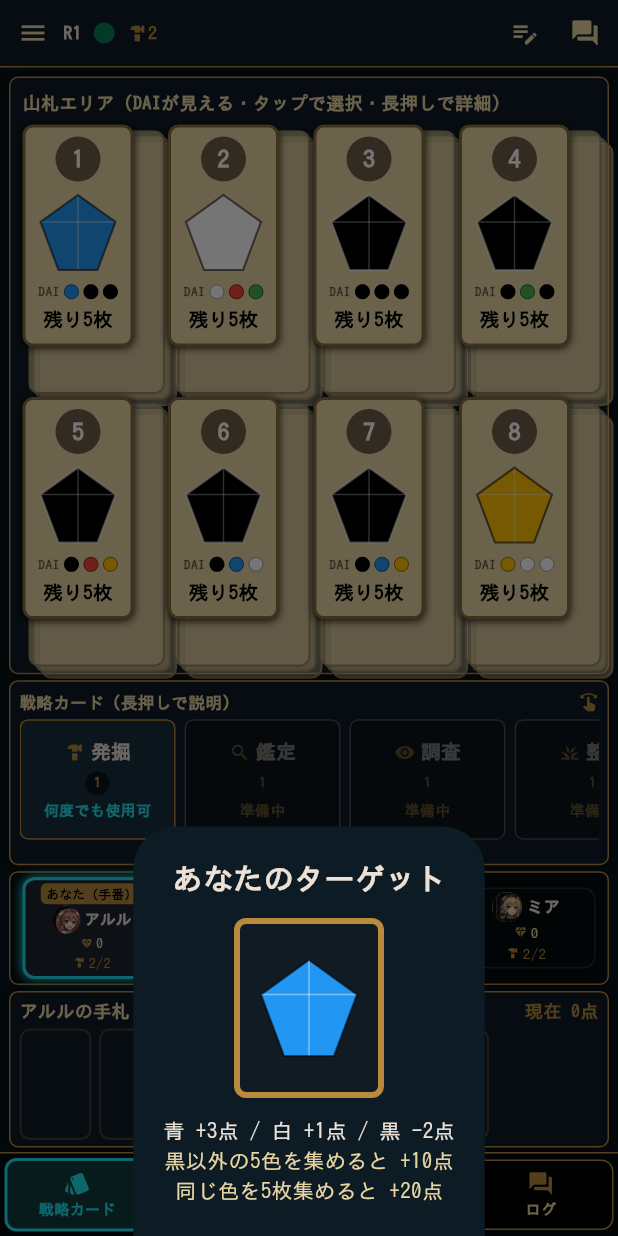
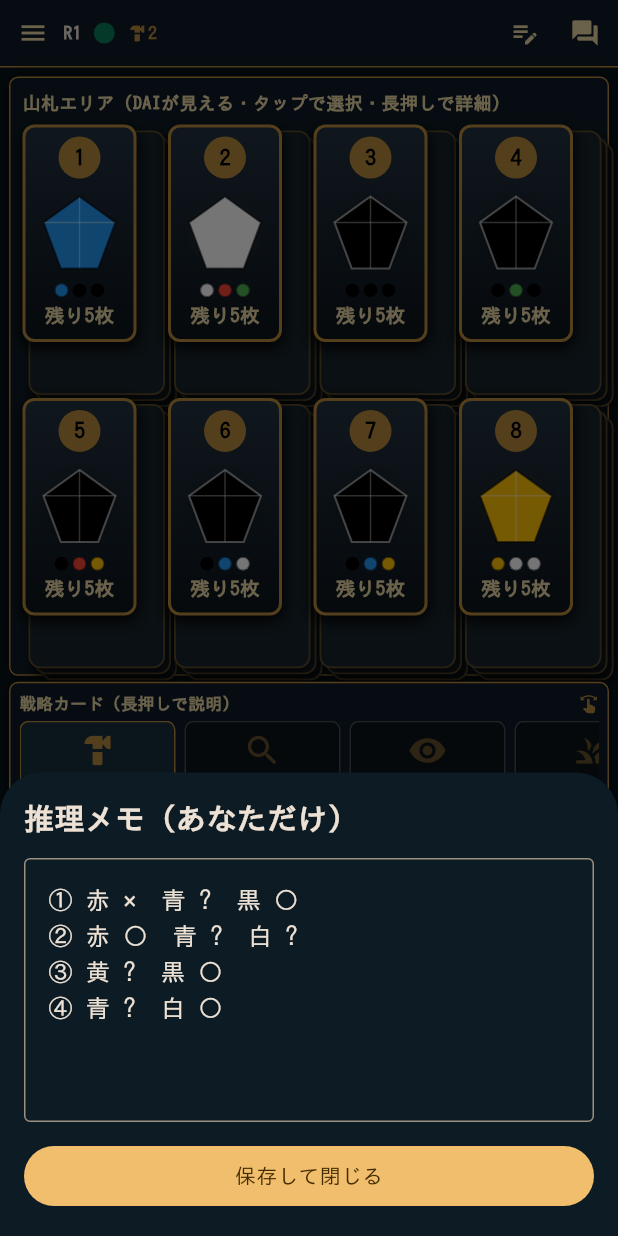
Before and after one commit to perusonao/fakedigger, a Flutter app: the screen it shows after launch, item 2 of the bottom bar chosen, on a phone screen of 412 x 824 dp. Run offline on Flutter 3.47's test engine with Material 3 defaults, Android fonts, the phone set to English and light mode, and no system bars; our stand-ins replace flutter_riverpod, go_router.

Commit message:
山札を「本物のカード」らしく、演出とバー整理をブラッシュアップ
- 山札カードを情報パネル風から、暗いグラデーション背景・宝石まわりの
  グロー・強めのドロップシャドウを持つ「本物のカードらしい」見た目に刷新
  （DAIラベルの文字は簡潔さのため削除し色ドットのみに）
- 発掘した宝石が山札から手札へ飛ぶアニメーション演出を追加
  （自分・CPU双方の発掘で発火、Overlay+TweenAnimationBuilderで実装）
- 戦略カードのアイコンを拡大し、使用状態の文言表示は削除して枠線の色と
  不透明度のみで示す（状態はSemanticsラベルでアクセシビリティを維持）
- プレイヤーのアバターを少し拡大
- 下部ナビゲーションから常時表示と重複する「戦略カード」項目を削除し、
  ターゲット／推理メモ／ログ／メニューの4項目に整理

```diff
--- a/lib/main.dart
+++ b/lib/main.dart
@@ -39,6 +39,69 @@ final scaffoldMessengerKey = GlobalKey<ScaffoldMessengerState>();
 
 /// プレイヤー一覧の先頭（index 0）が、このデバイスを操作する「自分」。
 bool isSelf(int index) => index == 0;
+
+/// 発掘演出（山札→手札へ飛ぶアニメーション）で位置を取得するための
+/// 山札カードごとのキー。山札の数は対局中変わらないため使い回す。
+final _deckCardKeys = <int, GlobalKey>{};
+GlobalKey deckCardKey(int index) =>
+    _deckCardKeys.putIfAbsent(index, () => GlobalKey());
+
+/// 同じ演出のための、自分の手札エリア（着地点）の位置を取得するキー。
+final handAreaGlobalKey = GlobalKey();
+
+/// 発掘した宝石が山札から手札エリアへ飛ぶ演出。位置が取得できない
+/// （まだ描画されていない等）場合は何もしない。
+void flyCardToHand(
+  BuildContext context, {
+  required int deckIndex,
+  required Gem gem,
+}) {
+  final overlay = Overlay.maybeOf(context, rootOverlay: true);
+  final startBox =
+      deckCardKey(deckIndex).currentContext?.findRenderObject() as RenderBox?;
+  final endBox =
+      handAreaGlobalKey.currentContext?.findRenderObject() as RenderBox?;
+  if (overlay == null || startBox == null || endBox == null) return;
+  final overlayBox = overlay.context.findRenderObject()! as RenderBox;
+  final start = startBox.localToGlobal(
+    startBox.size.center(Offset.zero),
+    ancestor: overlayBox,
+  );
+  final end = endBox.localToGlobal(
+    Offset(endBox.size.width / 2, endBox.size.height / 2),
+    ancestor: overlayBox,
+  );
+
+  late final OverlayEntry entry;
+  entry = OverlayEntry(
+    // OverlayのStackに正しく位置指定させるため、PositionedはStackの
+    // 直接の子として返す必要がある（TweenAnimationBuilder自体は
+    // RenderObjectWidgetでなく透過的なので、その内側で組み立ててよい）。
+    builder: (_) => TweenAnimationBuilder<double>(
+      tween: Tween(begin: 0, end: 1),
+      duration: const Duration(milliseconds: 420),
+      curve: Curves.easeInOut,
+      onEnd: () => entry.remove(),
+      builder: (_, t, __) {
+        final pos = Offset.lerp(start, end, t)!;
+        return Positioned(
+          left: pos.dx - 16,
+          top: pos.dy - 16,
+          child: IgnorePointer(
+            child: Opacity(
+              opacity: 1 - t * 0.2,
+              child: Transform.scale(
+                scale: 1 - 0.35 * t,
+                child: GemIcon(gem: gem, size: 32),
+              ),
+            ),
+          ),
+        );
+      },
+    ),
+  );
+  overlay.insert(entry);
+}
 
 /// プレイヤーの立ち絵（画像があれば画像、なければ文字）を丸く表示する。
 Widget playerAvatar(PlayerState p, double radius) => CircleAvatar(
@@ -136,6 +199,8 @@ class _GameScreenState extends ConsumerState<GameScreen> {
 
     final name = state.players[player].name;
     controller.dig(deckIndex);
+    final drawnGem = ref.read(gameProvider).players[player].hand.last.gem;
+    if (mounted) flyCardToHand(context, deckIndex: deckIndex, gem: drawnGem);
     scaffoldMessengerKey.currentState?.showSnackBar(
       SnackBar(
         duration: const Duration(milliseconds: 1400),
@@ -240,16 +305,16 @@ class Dashboard extends StatelessWidget {
               padding: const EdgeInsets.fromLTRB(6, 6, 6, 3),
               child: Column(
                 crossAxisAlignment: CrossAxisAlignment.stretch,
-                children: const [
+                children: [
                   // 山札を主役として画面の約6割を割り当てる
                   // （山札:戦略:プレイヤー:手札 ≒ 420:130:80:110）。
-                  Expanded(flex: 42, child: DeckArea()),
-                  SizedBox(height: 4),
-                  Expanded(flex: 13, child: StrategyArea()),
-                  SizedBox(height: 4),
-                  Expanded(flex: 8, child: PlayerArea()),
-                  SizedBox(height: 4),
-                  Expanded(flex: 11, child: HandArea()),
+                  const Expanded(flex: 42, child: DeckArea()),
+                  const SizedBox(height: 4),
+                  const Expanded(flex: 13, child: StrategyArea()),
+                  const SizedBox(height: 4),
+                  const Expanded(flex: 8, child: PlayerArea()),
+                  const SizedBox(height: 4),
+                  Expanded(flex: 11, child: HandArea(key: handAreaGlobalKey)),
                 ],
               ),
             ),
@@ -436,13 +501,14 @@ class _DeckCardState extends ConsumerState<DeckCard> {
       selected: selected,
       label: '山札${index + 1}、${deck.count}枚',
       child: GestureDetector(
+        key: deckCardKey(index),
         onLongPressStart: (_) => _setLifted(true),
         onLongPress: () => showDeckDetailDialog(context, ref, index),
         onLongPressEnd: (_) => _setLifted(false),
         onLongPressCancel: () => _setLifted(false),
         child: InkWell(
           onTap: enabled ? () => onDeckTap(context, ref, index) : null,
-          borderRadius: BorderRadius.circular(8),
+          borderRadius: BorderRadius.circular(9),
           child: AnimatedScale(
             scale: _lifted ? 1.08 : 1.0,
             duration: const Duration(milliseconds: 120),
@@ -450,7 +516,7 @@ class _DeckCardState extends ConsumerState<DeckCard> {
             child: Stack(
               clipBehavior: Clip.none,
               children: [
-                // 背面に3枚重ねて、山札らしい厚みを出す。
+                // 背面に3枚重ねて、影を付けた本物のカード束のような厚みを出す。
                 if (!deck.isEmpty)
                   for (var i = 3; i >= 1; i--)
                     Positioned(
@@ -460,10 +526,20 @@ class _DeckCardState extends ConsumerState<DeckCard> {
                       bottom: -i * 4.0,
                       child: DecoratedBox(
                         decoration: BoxDecoration(
-                          color: kBeige.withValues(alpha: 0.75 - i * 0.1),
-                          borderRadius: BorderRadius.circular(7),
+                          color: Color.alphaBlend(
+                            Colors.black.withValues(alpha: i * 0.2),
+                            const Color(0xff1c2b35),
+                          ),
+                          borderRadius: BorderRadius.circular(8),
                           border: Border.all(
-                              color: const Color(0xff9a8a63), width: 1.4),
+                              color: const Color(0xff5a4a2a), width: 1.2),
+                          boxShadow: const [
+                            BoxShadow(
+                              color: Colors.black54,
+                              blurRadius: 5,
+                              offset: Offset(1, 3),
+                            ),
+                          ],
                         ),
                       ),
                     ),
@@ -472,23 +548,28 @@ class _DeckCardState extends ConsumerState<DeckCard> {
                   padding:
                       const EdgeInsets.symmetric(horizontal: 6, vertical: 6),
                   decoration: BoxDecoration(
-                    color: deck.isEmpty ? const Color(0xffcfc6ac) : kBeige,
-                    borderRadius: BorderRadius.circular(7),
+                    gradient: deck.isEmpty
+                        ? null
+                        : const LinearGradient(
+                            begin: Alignment.topCenter,
+                            end: Alignment.bottomCenter,
+                            colors: [Color(0xff223140), Color(0xff0c141a)],
+                          ),
+                    color: deck.isEmpty ? const Color(0xff2a2f33) : null,
+                    borderRadius: BorderRadius.circular(8),
                     border: Border.all(
                       color: selected
                           ? kSelected
-                          : (enabled
-                              ? const Color(0xff8a6d3c)
-                              : Colors.black26),
+                          : (enabled ? kGold : Colors.white24),
                       width: selected ? 3 : 2,
                     ),
                     boxShadow: selected
-                        ? const [BoxShadow(color: kSelected, blurRadius: 12)]
+                        ? const [BoxShadow(color: kSelected, blurRadius: 14)]
                         : [
                             BoxShadow(
-                              color: Colors.black87,
-                              blurRadius: _lifted ? 10 : 4,
-                              offset: Offset(0, _lifted ? 4 : 1),
+                              color: Colors.black,
+                              blurRadius: _lifted ? 16 : 8,
+                              offset: Offset(0, _lifted ? 6 : 3),
                             ),
                           ],
                   ),
@@ -500,57 +581,57 @@ class _DeckCardState extends ConsumerState<DeckCard> {
                       mainAxisSize: MainAxisSize.min,
                       children: [
                         CircleAvatar(
-                          radius: 15,
-                          backgroundColor: const Color(0xff6a5e49),
+                          radius: 14,
+                          backgroundColor: kGold,
                           child: Text(
                             '${index + 1}',
                             style: const TextStyle(
-                                color: Colors.white,
-                                fontSize: 16,
+                                color: Colors.black,
+                                fontSize: 15,
                                 fontWeight: FontWeight.bold),
                           ),
                         ),
-                        const SizedBox(height: 5),
+                        const SizedBox(height: 6),
                         SizedBox(
-                          width: 58,
-                          height: 58,
+                          width: 60,
+                          height: 60,
                           child: Center(
                             child: deck.isEmpty
                                 ? const Icon(Icons.remove_circle_outline,
-                                    color: Colors.black26, size: 40)
-                                : GemIcon(gem: deck.top, size: 50),
+                                    color: Colors.white24, size: 40)
+                                : DecoratedBox(
+                                    decoration: BoxDecoration(
+                                      shape: BoxShape.circle,
+                                      gradient: RadialGradient(
+                                        colors: [
+                                          deck.top.color
+                                              .withValues(alpha: 0.35),
+                                          Colors.transparent,
+                                        ],
+                                      ),
+                                    ),
+                                    child: Center(
+                                      child: GemIcon(gem: deck.top, size: 48),
+                                    ),
+                                  ),
                           ),
                         ),
                         if (!deck.isEmpty) ...[
                           const SizedBox(height: 4),
-                          Row(
-                            mainAxisSize: MainAxisSize.min,
-                            children: [
-                              const Text(
-                                'DAI',
-                                style: TextStyle(
-                                  color: Colors.black54,
-                                  fontSize: 9,
-                                  fontWeight: FontWeight.bold,
-                                ),
-                              ),
-                              const SizedBox(width: 3),
                           Wrap(
                             spacing: 3,
                             alignment: WrapAlignment.center,
                             children: [
                               for (final g in hints)
                                 Container(
-                                      width: 10,
-                                      height: 10,
+                                  width: 9,
+                                  height: 9,
                                   decoration: BoxDecoration(
                                     color: g.color,
                                     shape: BoxShape.circle,
                                     border: Border.all(
-                                            color: Colors.black45, width: 0.6),
-                                      ),
-                                    ),
-                                ],
+                                        color: Colors.black54, width: 0.6),
+                                  ),
                                 ),
                             ],
                           ),
@@ -559,7 +640,7 @@ class _DeckCardState extends ConsumerState<DeckCard> {
                         Text(
                           '残り${deck.count}枚',
                           style: const TextStyle(
-                            color: Colors.black,
+                            color: kBeige,
                             fontWeight: FontWeight.bold,
                             fontSize: 13,
                           ),
@@ -690,6 +771,7 @@ Future<void> confirmAndDig(
   ref.read(selectedActionProvider.notifier).state = null;
 
   final card = ref.read(gameProvider).players[0].hand.last;
+  if (context.mounted) flyCardToHand(context, deckIndex: index, gem: card.gem);
   scaffoldMessengerKey.currentState?.showSnackBar(
     SnackBar(
       duration: const Duration(milliseconds: 1400),
@@ -887,16 +969,11 @@ class ActionCard extends ConsumerWidget {
       ActionState.insufficientWorkers => notMyTurn ? '手番ではありません' : 'ワーカー不足',
       ActionState.usable || ActionState.selected => '何度でも使用可',
     };
-    final captionColor = switch (actionState) {
-      ActionState.comingSoon => kGold,
-      ActionState.used || ActionState.insufficientWorkers => Colors.white54,
-      ActionState.usable || ActionState.selected => kSelected,
-    };
-
     return Semantics(
       button: true,
       enabled: tappable,
       selected: actionState == ActionState.selected,
+      label: '${data.title}、コスト${data.cost}、$caption',
       child: GestureDetector(
         onLongPress: () => showActionDetailDialog(context, data),
         child: InkWell(
@@ -940,8 +1017,9 @@ class ActionCard extends ConsumerWidget {
                 ActionState.used || ActionState.insufficientWorkers => 0.6,
                 ActionState.usable || ActionState.selected => 1,
               },
-              // ゲーム中はアイコン・カード名・コスト・使用状態だけで十分。
-              // 説明文と挿絵はshowActionDetailDialog（長押し）に譲り、
+              // ゲーム中は大きいアイコン・カード名・コストだけで十分。
+              // 使用可否は枠線の色と不透明度で示し、説明文・挿絵・状態文言は
+              // showActionDetailDialog（長押し）とSemanticsラベルに譲って
               // カードの高さを大きく抑える。狭い画面でも収まるよう
               // FittedBoxで包む（Expandedは使わない）。
               child: FittedBox(
@@ -950,19 +1028,14 @@ class ActionCard extends ConsumerWidget {
                   mainAxisSize: MainAxisSize.min,
                   mainAxisAlignment: MainAxisAlignment.center,
                   children: [
-                    Row(
-                      mainAxisSize: MainAxisSize.min,
-                      children: [
-                        Icon(data.icon, size: 14, color: kGold),
-                        const SizedBox(width: 4),
+                    Icon(data.icon, size: 26, color: kGold),
+                    const SizedBox(height: 3),
                     Text(
                       data.title,
                       maxLines: 1,
                       overflow: TextOverflow.ellipsis,
                       style: const TextStyle(
                           fontSize: 13, fontWeight: FontWeight.bold),
-                        ),
-                      ],
                     ),
                     const SizedBox(height: 3),
                     CircleAvatar(
@@ -974,18 +1047,6 @@ class ActionCard extends ConsumerWidget {
                             color: kGold,
                             fontSize: 10,
                             fontWeight: FontWeight.bold),
-                      ),
-                    ),
-                    const SizedBox(height: 3),
-                    Text(
-                      caption,
-                      textAlign: TextAlign.center,
-                      maxLines: 1,
-                      overflow: TextOverflow.ellipsis,
-                      style: TextStyle(
-                        fontSize: 10,
-                        color: captionColor,
-                        fontWeight: FontWeight.bold,
                       ),
                     ),
                   ],
@@ -1141,7 +1202,7 @@ class PlayerTile extends StatelessWidget {
                   Row(
                     mainAxisSize: MainAxisSize.min,
                     children: [
-                      playerAvatar(player, 10),
+                      playerAvatar(player, 13),
                       const SizedBox(width: 3),
                       Text(
                         player.name,
@@ -1416,9 +1477,8 @@ void showHandCardDetail(
   );
 }
 
-/// 6. 下部固定ナビゲーション：戦略カード・ターゲット・推理メモ・ログ。
-/// 戦略カードは常に画面内に表示されているため、このタブは「ここに
-/// ある」ことを示す常時強調のみで、タップ動作は持たない。
+/// 6. 下部固定ナビゲーション：ターゲット・推理メモ・ログ・メニュー。
+/// 戦略カードは常に画面内に表示されているため、ここには置かない。
 class BottomNav extends StatelessWidget {
   const BottomNav({super.key});
 
@@ -1434,12 +1494,6 @@ class BottomNav extends StatelessWidget {
             child: Row(
               children: [
                 NavItem(
-                  icon: Icons.style,
-                  label: '戦略カード',
-                  active: true,
-                  onTap: () {},
-                ),
-                NavItem(
                   icon: Icons.diamond,
                   label: 'ターゲット',
                   active: false,
@@ -1456,6 +1510,12 @@ class BottomNav extends StatelessWidget {
                   label: 'ログ',
                   active: false,
                   onTap: () => showLogSheet(context, ref),
+                ),
+                NavItem(
+                  icon: Icons.settings,
+                  label: 'メニュー',
+                  active: false,
+                  onTap: () => showMenuSheet(context, ref),
                 ),
               ],
             ),
```
Lines whose indentation alone changed are shown as unchanged.
